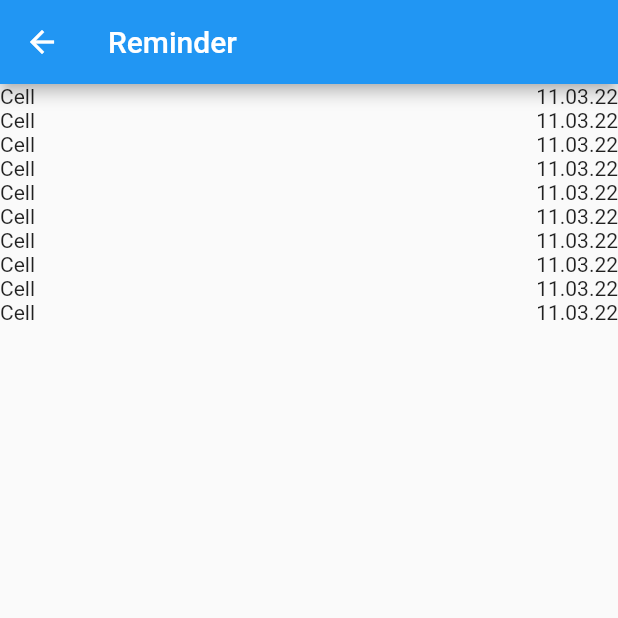
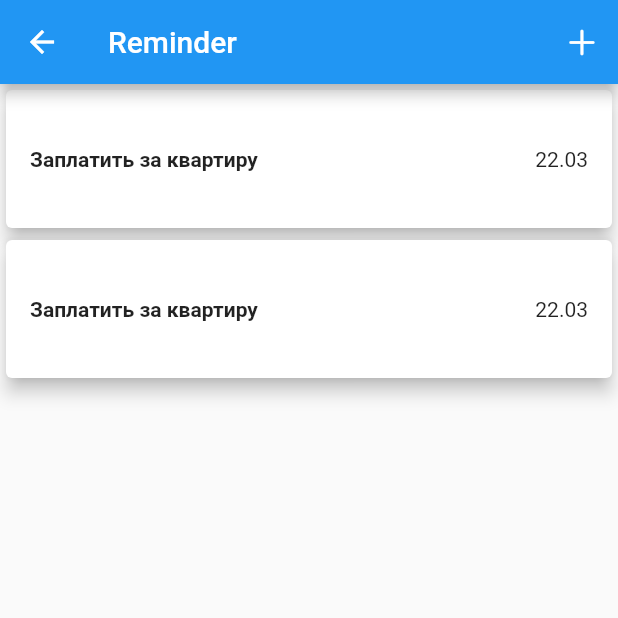
Before and after one commit to Maximusthefuture/TaskForHome, a Flutter app: the ReminderScreen screen opened directly, on a phone screen of 412 x 824 dp, the top half of it. Run offline on Flutter 3.47's test engine with Material 2 defaults, Android fonts, the phone set to English and light mode, and no system bars; our stand-ins replace cloud_firestore, firebase_auth, firebase_core, flutter_local_notifications, rxdart, shared_preferences and 1 more; accounts and stored records are empty; network calls fail.

```diff
--- a/lib/presentation/screens/buy_list_screen.dart
+++ b/lib/presentation/screens/buy_list_screen.dart
@@ -39,6 +39,7 @@ class _BuyListScreenState extends State<BuyListScreen> {
     // }
   }
 
+  bool showToAll = true;
   String category = "Home";
   BuyList? buyListModel;
   bool showCheckedItems = false;
@@ -151,7 +152,7 @@ class _BuyListScreenState extends State<BuyListScreen> {
                   child: IconButton(
                     icon: Icon(Icons.send),
                     onPressed: () {
-                      bool showToAll = true;
+
                       buyListModel = BuyList(
                           category: category,
                           item: myController.text,
--- a/lib/widgets/reminder_cell.dart
+++ b/lib/widgets/reminder_cell.dart
@@ -3,11 +3,33 @@ import 'package:flutter/material.dart';
 class ReminderCell extends StatelessWidget {
   const ReminderCell({Key? key}) : super(key: key);
 
-  @override
+    @override
   Widget build(BuildContext context) {
     return Container(
-        child: Row(
-      children: [Text("Cell"), Spacer(), Text("11.03.22")],
-    ));
+        height: 100,
+        child: Card(
+          elevation: 5.0,
+          child: Padding(
+            padding: EdgeInsets.all(16),
+            child: Row(
+              mainAxisAlignment: MainAxisAlignment.start,
+              crossAxisAlignment: CrossAxisAlignment.center,
+              children: [
+                Column(
+                  mainAxisAlignment: MainAxisAlignment.center,
+                  children: [
+                    Text(
+                      "Заплатить за квартиру",
+                      textScaleFactor: 1,
+                      style: TextStyle(fontWeight: FontWeight.bold),
+                    ),
+                  ],
+                ),
+                Spacer(),
+                Center(child: Text("22.03"))
+              ],
+            ),
+          ),
+        ));
   }
 }
--- a/pubspec.yaml
+++ b/pubspec.yaml
@@ -27,6 +27,7 @@ dependencies:
   firebase_auth: ^1.3.0   # new
   provider: ^5.0.0
   responsive_grid: ^2.0.0
+  flutter_local_notifications: ^6.0.0
 
   # The following adds the Cupertino Icons font to your application.
   # Use with the CupertinoIcons class for iOS style icons.
```
Also changed, not shown: lib/domain/notification_service.dart (added, +57 -0 lines), lib/main.dart (+9 -7 lines), lib/presentation/screens/reminder_screen.dart (+137 -7 lines), pubspec.lock, 5 other files.
